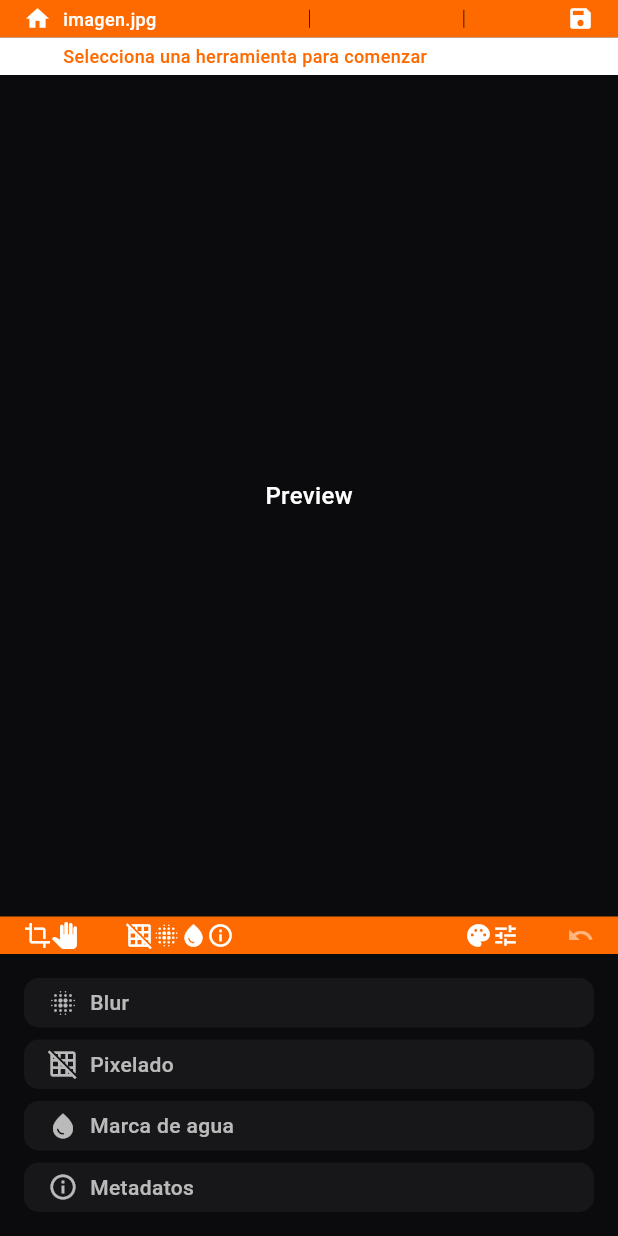
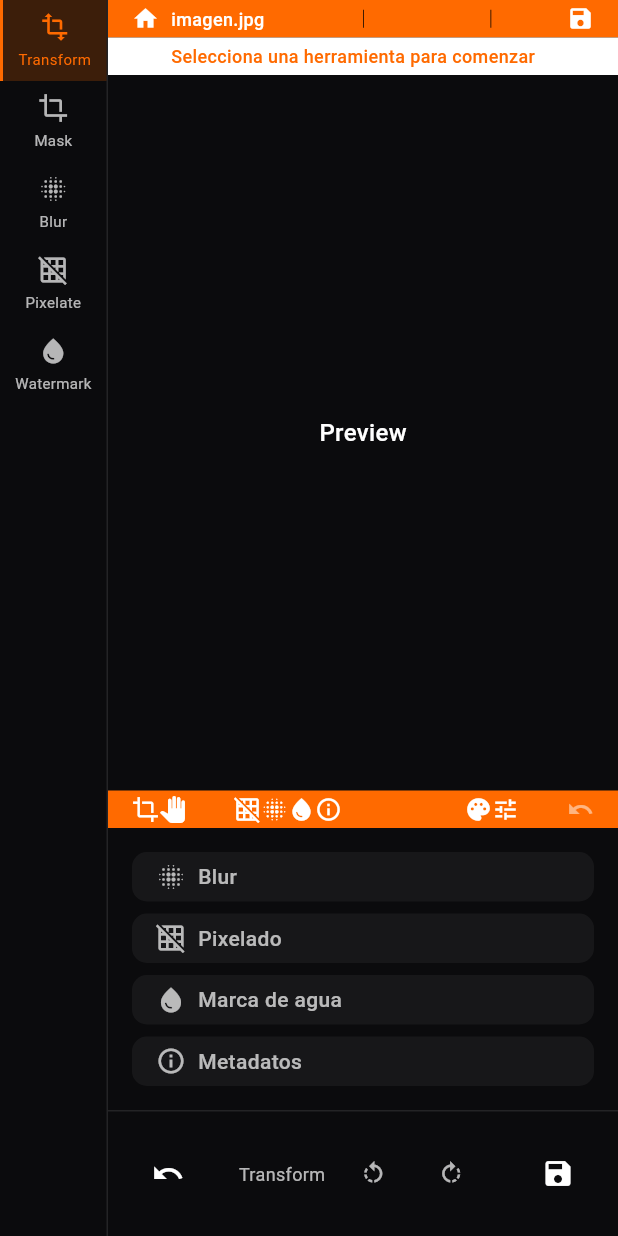
Before and after one commit to CharlieUY711/imagenarte-flutter, a Flutter app: the EditorScreen screen opened directly, on a phone screen of 412 x 824 dp. Run offline on Flutter 3.47's test engine with Material 3 defaults, Android fonts, the light colour scheme and no system bars; our stand-ins replace image_picker.

Commit message:
B2.1: tool state + inline options panel (prototype format)

```diff
--- /dev/null
+++ b/lib/application/editor_state.dart
@@ -0,0 +1,59 @@
+import 'package:flutter/material.dart';
+import 'package:imagenarte/domain/editor_tool.dart';
+
+/// Estado del editor para Track B B2.0+B2.1
+/// ChangeNotifier local (NO Provider global)
+class EditorState extends ChangeNotifier {
+  EditorTool _selectedTool = EditorTool.transform;
+  String? _imagePath;
+  double _blurIntensity = 0.0;
+  double _pixelIntensity = 0.0;
+  MaskShape _maskShape = MaskShape.rect;
+
+  EditorTool get selectedTool => _selectedTool;
+  String? get imagePath => _imagePath;
+  double get blurIntensity => _blurIntensity;
+  double get pixelIntensity => _pixelIntensity;
+  MaskShape get maskShape => _maskShape;
+
+  void setTool(EditorTool tool) {
+    if (_selectedTool != tool) {
+      _selectedTool = tool;
+      notifyListeners();
+    }
+  }
+
+  void setImagePath(String? path) {
+    if (_imagePath != path) {
+      _imagePath = path;
+      notifyListeners();
+    }
+  }
+
+  void setBlurIntensity(double intensity) {
+    if (_blurIntensity != intensity) {
+      _blurIntensity = intensity.clamp(0.0, 100.0);
+      notifyListeners();
+    }
+  }
+
+  void setPixelIntensity(double intensity) {
+    if (_pixelIntensity != intensity) {
+      _pixelIntensity = intensity.clamp(0.0, 100.0);
+      notifyListeners();
+    }
+  }
+
+  void setMaskShape(MaskShape shape) {
+    if (_maskShape != shape) {
+      _maskShape = shape;
+      notifyListeners();
+    }
+  }
+}
+
+/// Forma de máscara para herramienta Mask
+enum MaskShape {
+  rect,
+  circle,
+}
--- /dev/null
+++ b/lib/domain/editor_tool.dart
@@ -0,0 +1,8 @@
+/// Enum de herramientas del editor (Track B B2.0+B2.1)
+enum EditorTool {
+  transform,
+  mask,
+  blur,
+  pixelate,
+  watermark,
+}
--- a/lib/presentation/screens/editor_screen.dart
+++ b/lib/presentation/screens/editor_screen.dart
@@ -2,12 +2,15 @@ import 'package:flutter/material.dart';
 import 'package:provider/provider.dart';
 import 'package:imagenarte/app/theme/app_colors.dart';
 import 'package:imagenarte/application/editor_ui_state.dart';
+import 'package:imagenarte/application/editor_state.dart';
 import 'package:imagenarte/presentation/widgets/editor_top_info_bar.dart';
 import 'package:imagenarte/presentation/widgets/editor_canvas.dart';
 import 'package:imagenarte/presentation/widgets/editor_orange_toolbar.dart';
 import 'package:imagenarte/presentation/widgets/editor_action_list.dart';
+import 'package:imagenarte/presentation/widgets/editor_sidebar.dart';
+import 'package:imagenarte/presentation/widgets/editor_bottombar.dart';
 
-class EditorScreen extends StatelessWidget {
+class EditorScreen extends StatefulWidget {
   final String? imagePath;
 
   const EditorScreen({
@@ -16,24 +19,55 @@ class EditorScreen extends StatelessWidget {
   });
 
   @override
+  State<EditorScreen> createState() => _EditorScreenState();
+}
+
+class _EditorScreenState extends State<EditorScreen> {
+  late final EditorState _editorState;
+
+  @override
+  void initState() {
+    super.initState();
+    _editorState = EditorState();
+    _editorState.setImagePath(widget.imagePath);
+  }
+
+  @override
+  void dispose() {
+    _editorState.dispose();
+    super.dispose();
+  }
+
+  @override
   Widget build(BuildContext context) {
     return ChangeNotifierProvider(
       create: (_) => EditorUiState(),
       child: Scaffold(
         backgroundColor: AppColors.background,
         body: SafeArea(
-          child: Column(
+          child: Row(
             children: [
-              // A) Top info bar naranja (compacta)
-              EditorTopInfoBar(imagePath: imagePath),
-              // B) Canvas central con imagen
+              // Sidebar izquierda
+              EditorSidebar(editorState: _editorState),
+              // Área principal
               Expanded(
-                child: EditorCanvas(imagePath: imagePath),
+                child: Column(
+                  children: [
+                    // A) Top info bar naranja (compacta)
+                    EditorTopInfoBar(imagePath: widget.imagePath),
+                    // B) Canvas central con imagen
+                    Expanded(
+                      child: EditorCanvas(imagePath: widget.imagePath),
+                    ),
+                    // C) Toolbar naranja horizontal
+                    EditorOrangeToolbar(imagePath: widget.imagePath),
+                    // D) Lista inferior de acciones (botones negros grandes)
+                    EditorActionList(imagePath: widget.imagePath),
+                    // E) BottomBar con opciones inline
+                    EditorBottomBar(editorState: _editorState),
+                  ],
+                ),
               ),
-              // C) Toolbar naranja horizontal
-              EditorOrangeToolbar(imagePath: imagePath),
-              // D) Lista inferior de acciones (botones negros grandes)
-              EditorActionList(imagePath: imagePath),
             ],
           ),
         ),
--- a/lib/presentation/widgets/editor_bottombar.dart
+++ b/lib/presentation/widgets/editor_bottombar.dart
@@ -1,9 +1,16 @@
 import 'package:flutter/material.dart';
 import 'package:imagenarte/app/theme/app_colors.dart';
 import 'package:imagenarte/app/theme/app_spacing.dart';
+import 'package:imagenarte/application/editor_state.dart';
+import 'package:imagenarte/presentation/widgets/tool_options_inline.dart';
 
 class EditorBottomBar extends StatelessWidget {
-  const EditorBottomBar({super.key});
+  final EditorState editorState;
+
+  const EditorBottomBar({
+    super.key,
+    required this.editorState,
+  });
 
   @override
   Widget build(BuildContext context) {
@@ -38,17 +45,9 @@ class EditorBottomBar extends StatelessWidget {
               ),
             ),
           ),
-          // Área central: tool options placeholder
+          // Área central: tool options inline
           Expanded(
-            child: Center(
-              child: Text(
-                'Opciones',
-                style: TextStyle(
-                  fontSize: 12,
-                  color: AppColors.foreground.withAlpha(128),
-                ),
-              ),
-            ),
+            child: ToolOptionsInline(editorState: editorState),
           ),
           // Botón Save (derecha)
           Padding(
--- a/lib/presentation/widgets/editor_sidebar.dart
+++ b/lib/presentation/widgets/editor_sidebar.dart
@@ -1,19 +1,22 @@
 import 'package:flutter/material.dart';
 import 'package:imagenarte/app/theme/app_colors.dart';
 import 'package:imagenarte/app/theme/app_spacing.dart';
+import 'package:imagenarte/application/editor_state.dart';
+import 'package:imagenarte/domain/editor_tool.dart';
 
-class EditorSidebar extends StatefulWidget {
-  const EditorSidebar({super.key});
+class EditorSidebar extends StatelessWidget {
+  final EditorState editorState;
 
-  @override
-  State<EditorSidebar> createState() => _EditorSidebarState();
-}
-
-class _EditorSidebarState extends State<EditorSidebar> {
-  int? _selectedIndex;
+  const EditorSidebar({
+    super.key,
+    required this.editorState,
+  });
 
   @override
   Widget build(BuildContext context) {
+    return ListenableBuilder(
+      listenable: editorState,
+      builder: (context, child) {
         return Container(
           width: 72,
           decoration: BoxDecoration(
@@ -30,45 +33,44 @@ class _EditorSidebarState extends State<EditorSidebar> {
               _buildToolButton(
                 icon: Icons.transform,
                 label: 'Transform',
-            index: 0,
+                tool: EditorTool.transform,
               ),
               _buildToolButton(
                 icon: Icons.crop,
                 label: 'Mask',
-            index: 1,
+                tool: EditorTool.mask,
               ),
               _buildToolButton(
                 icon: Icons.blur_on,
                 label: 'Blur',
-            index: 2,
+                tool: EditorTool.blur,
               ),
               _buildToolButton(
                 icon: Icons.grid_off,
                 label: 'Pixelate',
-            index: 3,
+                tool: EditorTool.pixelate,
               ),
               _buildToolButton(
                 icon: Icons.water_drop,
                 label: 'Watermark',
-            index: 4,
+                tool: EditorTool.watermark,
               ),
             ],
           ),
+        );
+      },
     );
   }
 
   Widget _buildToolButton({
     required IconData icon,
     required String label,
-    required int index,
+    required EditorTool tool,
   }) {
-    final isSelected = _selectedIndex == index;
+    final isSelected = editorState.selectedTool == tool;
     return InkWell(
       onTap: () {
-        setState(() {
-          _selectedIndex = isSelected ? null : index;
-        });
-        // Placeholder: sin funcionalidad
+        editorState.setTool(tool);
       },
       child: Container(
         width: double.infinity,
--- /dev/null
+++ b/lib/presentation/widgets/tool_options_inline.dart
@@ -0,0 +1,250 @@
+import 'package:flutter/material.dart';
+import 'package:imagenarte/app/theme/app_colors.dart';
+import 'package:imagenarte/app/theme/app_spacing.dart';
+import 'package:imagenarte/application/editor_state.dart';
+import 'package:imagenarte/domain/editor_tool.dart';
+
+/// Opciones inline para herramientas (Track B B2.1)
+/// UNA SOLA FILA compacta por herramienta
+class ToolOptionsInline extends StatelessWidget {
+  final EditorState editorState;
+
+  const ToolOptionsInline({
+    super.key,
+    required this.editorState,
+  });
+
+  @override
+  Widget build(BuildContext context) {
+    return ListenableBuilder(
+      listenable: editorState,
+      builder: (context, child) {
+        switch (editorState.selectedTool) {
+          case EditorTool.transform:
+            return _buildTransformOptions();
+          case EditorTool.mask:
+            return _buildMaskOptions();
+          case EditorTool.blur:
+            return _buildBlurOptions();
+          case EditorTool.pixelate:
+            return _buildPixelateOptions();
+          case EditorTool.watermark:
+            return _buildWatermarkOptions();
+        }
+      },
+    );
+  }
+
+  Widget _buildTransformOptions() {
+    return Row(
+      mainAxisAlignment: MainAxisAlignment.center,
+      children: [
+        Text(
+          'Transform',
+          style: TextStyle(
+            fontSize: 12,
+            color: AppColors.foreground.withAlpha(179),
+          ),
+        ),
+        const SizedBox(width: AppSpacing.sm),
+        _buildSmallButton(
+          icon: Icons.rotate_left,
+          onPressed: () {
+            // Placeholder
+          },
+        ),
+        const SizedBox(width: AppSpacing.xs),
+        _buildSmallButton(
+          icon: Icons.rotate_right,
+          onPressed: () {
+            // Placeholder
+          },
+        ),
+      ],
+    );
+  }
+
+  Widget _buildMaskOptions() {
+    return Row(
+      mainAxisAlignment: MainAxisAlignment.center,
+      children: [
+        _buildChip(
+          label: 'Rect',
+          isSelected: editorState.maskShape == MaskShape.rect,
+          onTap: () => editorState.setMaskShape(MaskShape.rect),
+        ),
+        const SizedBox(width: AppSpacing.xs),
+        _buildChip(
+          label: 'Circle',
+          isSelected: editorState.maskShape == MaskShape.circle,
+          onTap: () => editorState.setMaskShape(MaskShape.circle),
+        ),
+      ],
+    );
+  }
+
+  Widget _buildBlurOptions() {
+    return Padding(
+      padding: const EdgeInsets.symmetric(horizontal: AppSpacing.md),
+      child: Row(
+        mainAxisAlignment: MainAxisAlignment.center,
+        children: [
+          Text(
+            'Blur',
+            style: TextStyle(
+              fontSize: 12,
+              color: AppColors.foreground.withAlpha(179),
+            ),
+          ),
+          const SizedBox(width: AppSpacing.sm),
+          Expanded(
+            child: Slider(
+              value: editorState.blurIntensity,
+              min: 0.0,
+              max: 100.0,
+              onChanged: (value) => editorState.setBlurIntensity(value),
+              activeColor: AppColors.accent,
+              inactiveColor: AppColors.foreground.withAlpha(51),
+            ),
+          ),
+          const SizedBox(width: AppSpacing.xs),
+          SizedBox(
+            width: 40,
+            child: Text(
+              '${editorState.blurIntensity.toInt()}',
+              style: TextStyle(
+                fontSize: 12,
+                color: AppColors.foreground.withAlpha(179),
+              ),
+              textAlign: TextAlign.right,
+            ),
+          ),
+        ],
+      ),
+    );
+  }
+
+  Widget _buildPixelateOptions() {
+    return Padding(
+      padding: const EdgeInsets.symmetric(horizontal: AppSpacing.md),
+      child: Row(
+        mainAxisAlignment: MainAxisAlignment.center,
+        children: [
+          Text(
+            'Pixelate',
+            style: TextStyle(
+              fontSize: 12,
+              color: AppColors.foreground.withAlpha(179),
+            ),
+          ),
+          const SizedBox(width: AppSpacing.sm),
+          Expanded(
+            child: Slider(
+              value: editorState.pixelIntensity,
+              min: 0.0,
+              max: 100.0,
+              onChanged: (value) => editorState.setPixelIntensity(value),
+              activeColor: AppColors.accent,
+              inactiveColor: AppColors.foreground.withAlpha(51),
+            ),
+          ),
+          const SizedBox(width: AppSpacing.xs),
+          SizedBox(
+            width: 40,
+            child: Text(
+              '${editorState.pixelIntensity.toInt()}',
+              style: TextStyle(
+                fontSize: 12,
+                color: AppColors.foreground.withAlpha(179),
+              ),
+              textAlign: TextAlign.right,
+            ),
+          ),
+        ],
+      ),
+    );
+  }
+
+  Widget _buildWatermarkOptions() {
+    return Row(
+      mainAxisAlignment: MainAxisAlignment.center,
+      children: [
+        Text(
+          'Watermark',
+          style: TextStyle(
+            fontSize: 12,
+            color: AppColors.foreground.withAlpha(179),
+          ),
+        ),
+        const SizedBox(width: AppSpacing.sm),
+        _buildSmallButton(
+          icon: Icons.text_fields,
+          onPressed: () {
+            // Placeholder
+          },
+        ),
+        const SizedBox(width: AppSpacing.xs),
+        _buildSmallButton(
+          icon: Icons.image,
+          onPressed: () {
+            // Placeholder
+          },
+        ),
+      ],
+    );
+  }
+
+  Widget _buildSmallButton({
+    required IconData icon,
+    required VoidCallback onPressed,
+  }) {
+    return IconButton(
+      onPressed: onPressed,
+      icon: Icon(icon),
+      iconSize: 18,
+      color: AppColors.foreground.withAlpha(179),
+      padding: const EdgeInsets.all(4),
+      constraints: const BoxConstraints(
+        minWidth: 32,
+        minHeight: 32,
+      ),
+    );
+  }
+
+  Widget _buildChip({
+    required String label,
+    required bool isSelected,
+    required VoidCallback onTap,
+  }) {
+    return GestureDetector(
+      onTap: onTap,
+      child: Container(
+        padding: const EdgeInsets.symmetric(
+          horizontal: AppSpacing.sm,
+          vertical: 4,
+        ),
+        decoration: BoxDecoration(
+          color: isSelected
+              ? AppColors.accent.withAlpha(51)
+              : AppColors.foreground.withAlpha(13),
+          borderRadius: BorderRadius.circular(4),
+          border: isSelected
+              ? Border.all(
+                  color: AppColors.accent,
+                  width: 1,
+                )
+              : null,
+        ),
+        child: Text(
+          label,
+          style: TextStyle(
+            fontSize: 12,
+            color: isSelected
+                ? AppColors.accent
+                : AppColors.foreground.withAlpha(179),
+          ),
+        ),
+      ),
+    );
+  }
+}
```
Lines whose indentation alone changed are shown as unchanged.
